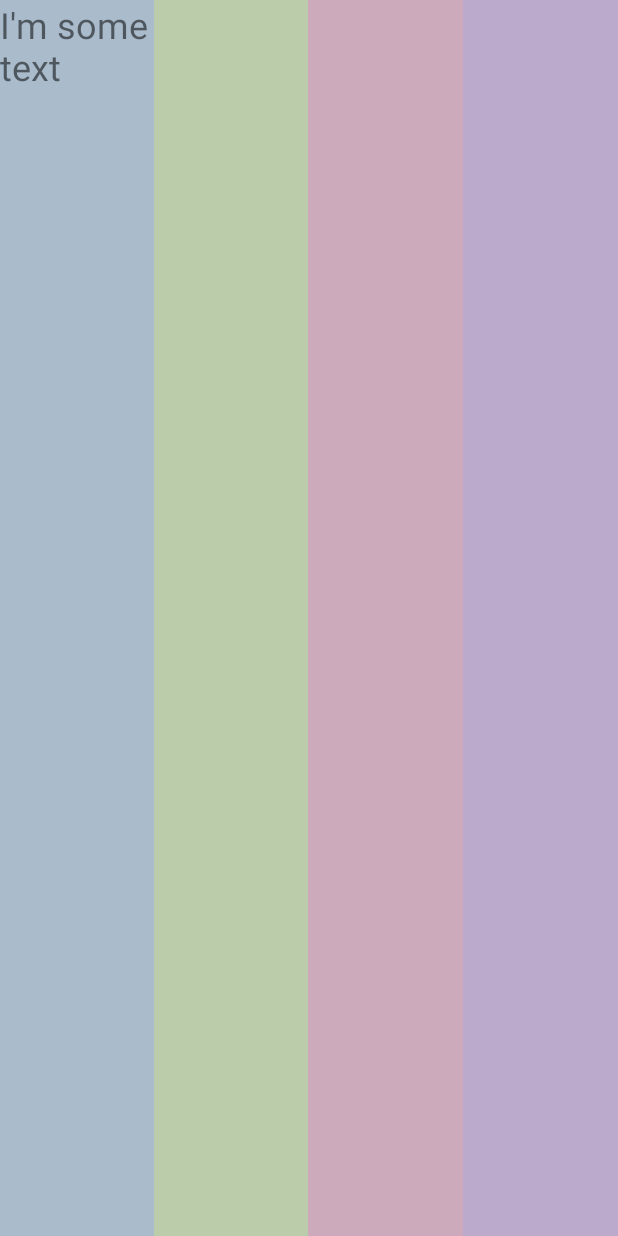
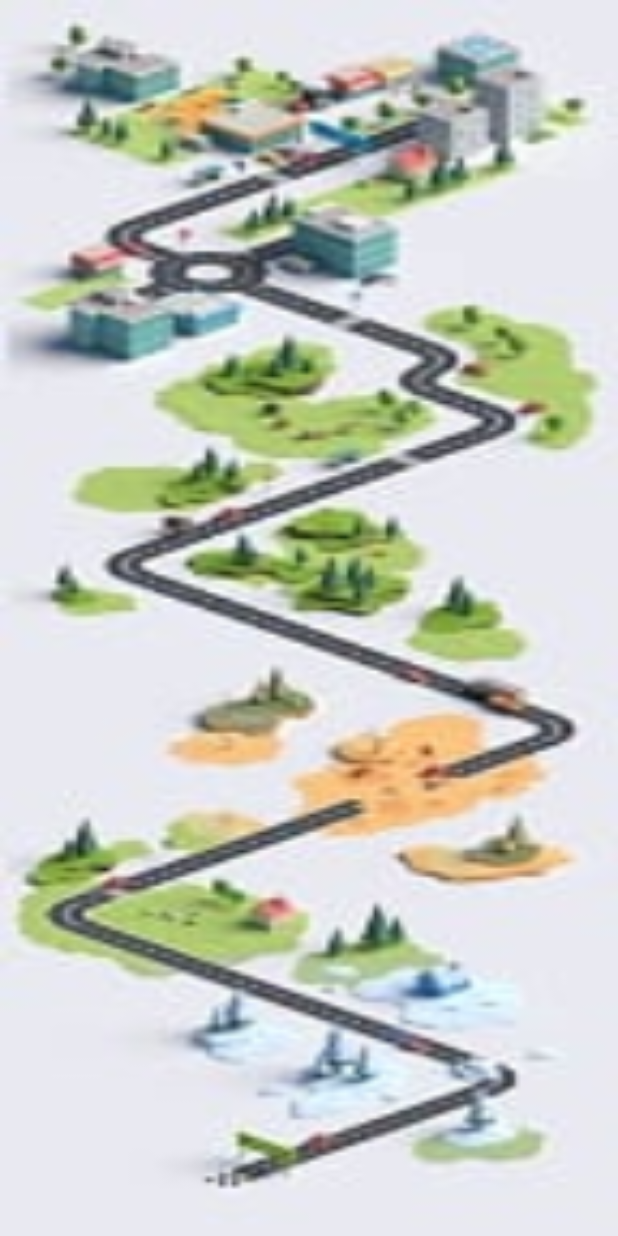
Before and after one commit to teju/Memu, an Android app: the fragment HomeFragment placed in its activity, on a phone screen of 412 x 824 dp. Run offline under Robolectric (Android 15) with nearby library versions, the phone set to English and light mode, and no system bars; libraries missing offline, so code that uses them is left out: com.franmontiel.localechanger, com.iapps.gon; pictures from the network do not load; 3 statements that could not run were skipped.

Commit message:
all good

```diff
--- a/Memu/app/src/main/java/com/memu/ui/fragments/RegisterFragment.kt
+++ b/Memu/app/src/main/java/com/memu/ui/fragments/RegisterFragment.kt
@@ -556,7 +556,7 @@ class RegisterFragment : BaseFragment() , View.OnClickListener,View.OnTouchListe
                 getTrigger().observe(thisFragReference, Observer { state ->
                     when (state) {
                         PostUserSignupViewModel.NEXT_STEP -> {
-
+                            home().setFragment(HomeFragment())
                         }
                     }
                 })
--- a/Memu/app/src/main/res/layout/home_fragment.xml
+++ b/Memu/app/src/main/res/layout/home_fragment.xml
@@ -8,50 +8,15 @@
     android:clipChildren="false"
     android:orientation="horizontal">
 
-    <LinearLayout
-        android:id="@+id/layout1"
-        android:layout_width="0dp"
-        android:layout_height="match_parent"
-        android:layout_weight="1"
-        android:clipChildren="false"
-        android:background="#FFAABBCC"
-        android:orientation="vertical">
-        <TextView
-            android:id="@+id/_textView"
-            android:layout_width="wrap_content"
-            android:layout_height="wrap_content"
-            android:textSize="24sp"
-            android:text="I'm some text"/>
 
 
-    </LinearLayout>
-
-    <LinearLayout
-        android:id="@+id/layout2"
-        android:layout_width="0dp"
-        android:layout_height="match_parent"
-        android:layout_weight="1"
-        android:background="#FFBBCCAA"
-        android:orientation="vertical">
-
-    </LinearLayout>
-
-    <LinearLayout
-        android:id="@+id/layout3"
-        android:layout_width="0dp"
-        android:layout_height="match_parent"
-        android:layout_weight="1"
-        android:background="#FFCCAABB"
-        android:orientation="vertical">
-
-    </LinearLayout>
 
     <LinearLayout
         android:id="@+id/layout4"
-        android:layout_width="0dp"
+        android:layout_width="match_parent"
         android:layout_height="match_parent"
         android:layout_weight="1"
-        android:background="#FFBBAACC"
+        android:background="@drawable/mainmapbg"
         android:orientation="vertical">
 
     </LinearLayout>
```
Also changed, not shown: Memu/app/src/main/java/com/memu/ui/fragments/HomeFragment.kt (+1 -111 lines), Memu/app/src/main/res/drawable/mainmapbg.jpg (added).
